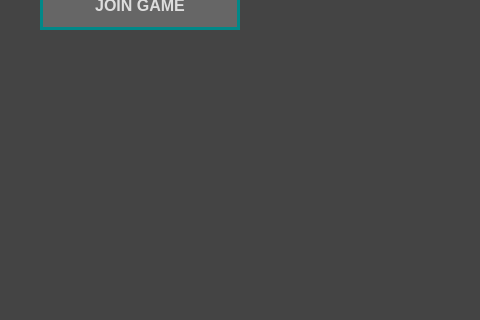
This is application.ui in LukaszMichalsky/PS-Warships-GUI as Qt 5 draws it before an edit; both pictures show x 0 to 480 and y 180 to 500 of the 800 by 500 pixel window. The edited form follows.
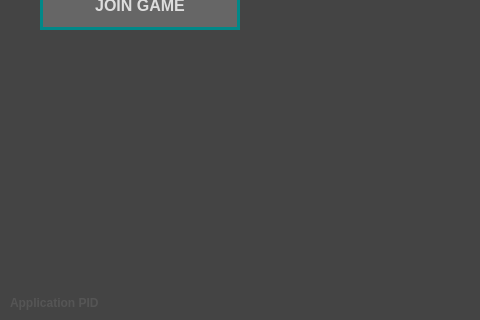
This is the edited form. The open tabs and pages were chosen to show the change. Custom widgets are drawn as their Qt base class.

Commit message: Added attack animations

What changed in the file:
```diff
--- a/application.ui
+++ b/application.ui
@@ -124,6 +124,11 @@
 
 /* ID selectors */
 
+
+#labelGameAnimation {
+	background: transparent;
+}
+
 #labelGameHint {
 	font-size: 12px;
 	font-weight: bold;
@@ -136,6 +141,15 @@
 	padding-right: 5px;
 
 	qproperty-alignment: &quot;AlignRight | AlignBottom&quot;;
+}
+
+#labelPID {
+	color: #555555;
+
+	font-size: 12px;
+	font-weight: bold;
+
+	qproperty-alignment: &quot;AlignLeft | AlignBottom&quot;;
 }</string>
   </property>
   <widget class="QWidget" name="centralWidget">
@@ -218,6 +232,22 @@
        <string>JOIN GAME</string>
       </property>
      </widget>
+     <widget class="QLabel" name="labelPID">
+      <property name="geometry">
+       <rect>
+        <x>10</x>
+        <y>440</y>
+        <width>200</width>
+        <height>50</height>
+       </rect>
+      </property>
+      <property name="text">
+       <string>Application PID</string>
+      </property>
+      <property name="alignment">
+       <set>Qt::AlignBottom|Qt::AlignLeading|Qt::AlignLeft</set>
+      </property>
+     </widget>
     </widget>
     <widget class="QWidget" name="pageStartServer">
      <widget class="QLabel" name="labelStartServerTitle">
```
Left out of the diff: 17 changed lines with no effect on the pictures. The commit also changes 6 other files.
